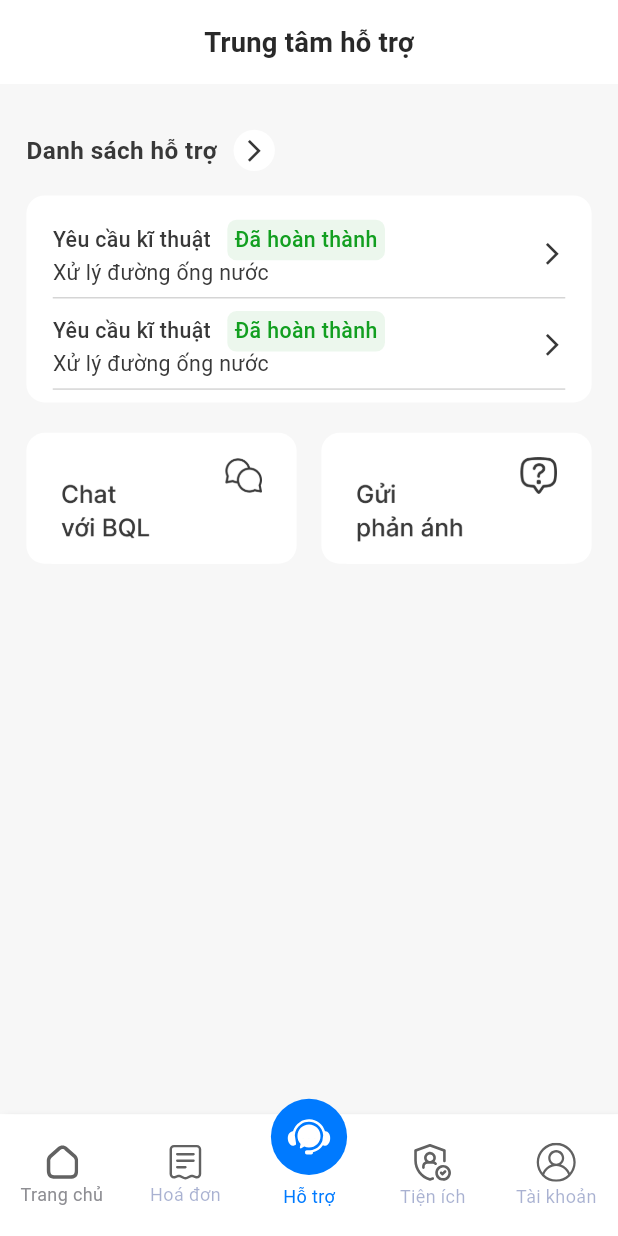
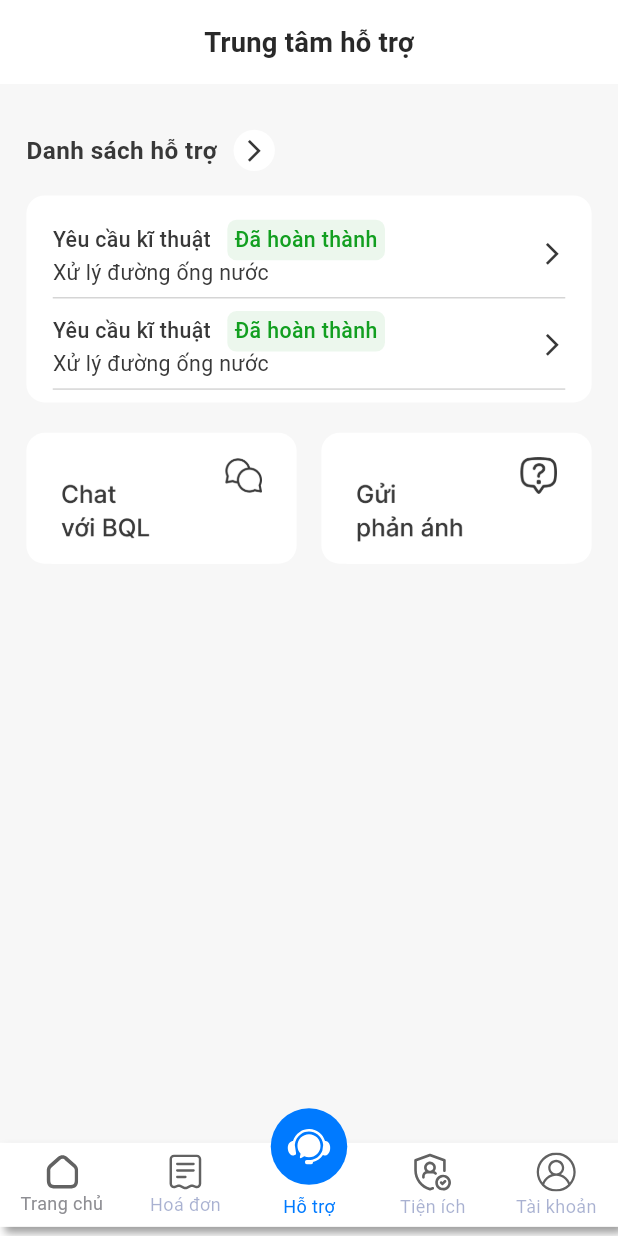
Before and after one commit to tenshi1123/ha_duong, a Flutter app: the screen it shows after launch, item 3 of the bottom bar chosen, on a phone screen of 412 x 824 dp. Run offline on Flutter 3.47's test engine with Material 3 defaults, Android fonts, the phone set to English and light mode, and no system bars; drawn by our look-alikes of persistent_bottom_nav_bar_v2; our stand-ins replace dio, firebase_auth, firebase_core, flick_video_player, flutter_bloc, flutter_screenutil and 9 more; missing offline and left inert: camera_camera, otp_pin_field, widgets_easier; accounts and stored records are empty; network calls fail.

Commit message:
change app icon

```diff
--- a/lib/app.dart
+++ b/lib/app.dart
@@ -21,7 +21,7 @@ class _AppState extends State<App> {
       builder: (_, child) {
         return MaterialApp(
           debugShowCheckedModeBanner: false,
-          title: 'ha_duong',
+          title: 'Hà Dương',
           // You can use the library anywhere in the app even in theme
           theme: ThemeData(
             primarySwatch: Colors.blue,
--- a/lib/modules/bottomnavbar/bottom_nav_bar.dart
+++ b/lib/modules/bottomnavbar/bottom_nav_bar.dart
@@ -32,6 +32,9 @@ class _BottomNavBarState extends State<BottomNavBar> {
           item: ItemConfig(
             icon: SvgPicture.asset(
               'assets/icons/home.svg',
+              height: 28.h,
+              width: 28.w,
+              fit: BoxFit.fill,
             ),
             title: "Trang chủ",
             inactiveIcon: SvgPicture.asset(
@@ -45,6 +48,9 @@ class _BottomNavBarState extends State<BottomNavBar> {
           item: ItemConfig(
             icon: SvgPicture.asset(
               'assets/icons/lophoc.svg',
+              height: 28.h,
+              width: 28.w,
+              fit: BoxFit.fill,
             ),
             title: "Hoá đơn",
             activeForegroundColor: const Color(0xff273D8C),
@@ -74,6 +80,9 @@ class _BottomNavBarState extends State<BottomNavBar> {
           item: ItemConfig(
             icon: SvgPicture.asset(
               'assets/icons/video.svg',
+              height: 28.h,
+              width: 28.w,
+              fit: BoxFit.fill,
             ),
             title: "Tiện ích",
             activeForegroundColor: const Color(0xff273D8C),
@@ -90,6 +99,9 @@ class _BottomNavBarState extends State<BottomNavBar> {
           item: ItemConfig(
             icon: SvgPicture.asset(
               'assets/icons/personal.svg',
+              fit: BoxFit.fill,
+              height: 28.h,
+              width: 28.w,
             ),
             title: "Tài khoản",
             activeForegroundColor: const Color(0xff273D8C),
@@ -109,15 +121,12 @@ class _BottomNavBarState extends State<BottomNavBar> {
       controller: _controller,
       tabs: _tabs(),
       navBarBuilder: (navBarConfig) => SizedBox(
-        width: 375.w,
-        height: 80.h,
+        // width: 375.w,
+        // height: 80.h,
         child: Style13BottomNavBar(
-          //itemPadding: EdgeInsets.all(5.h),
           navBarConfig: navBarConfig,
           navBarDecoration: const NavBarDecoration(
-            //padding: const EdgeInsets.all(5),
             color: Colors.white,
-            // borderRadius: BorderRadius.circular(25.r),
             boxShadow: [
               BoxShadow(
                 color: Colors.grey,
@@ -126,11 +135,11 @@ class _BottomNavBarState extends State<BottomNavBar> {
               ),
             ],
           ),
-          //itemAnimationProperties: const ItemAnimation(),
         ),
       ),
+      margin: EdgeInsets.only(bottom: 6.h),
       backgroundColor: Colors.white,
-      navBarHeight: 55.h,
+      //navBarHeight: 55.h,
     );
   }
 }
```
Also changed, not shown: 43 other files.
